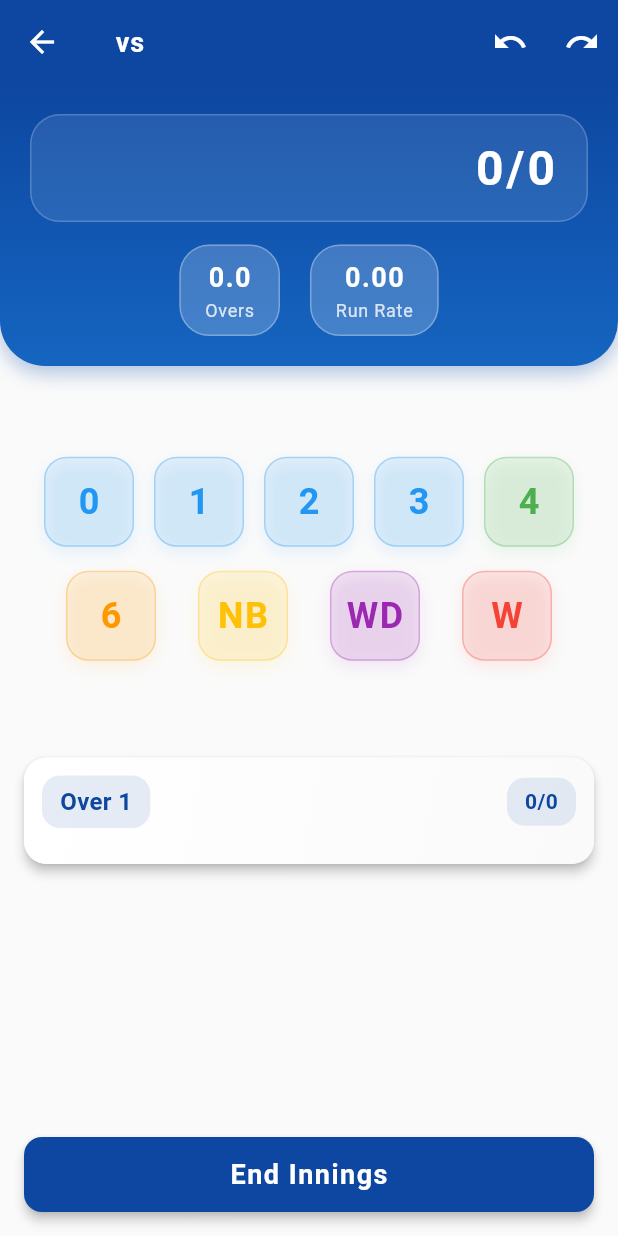
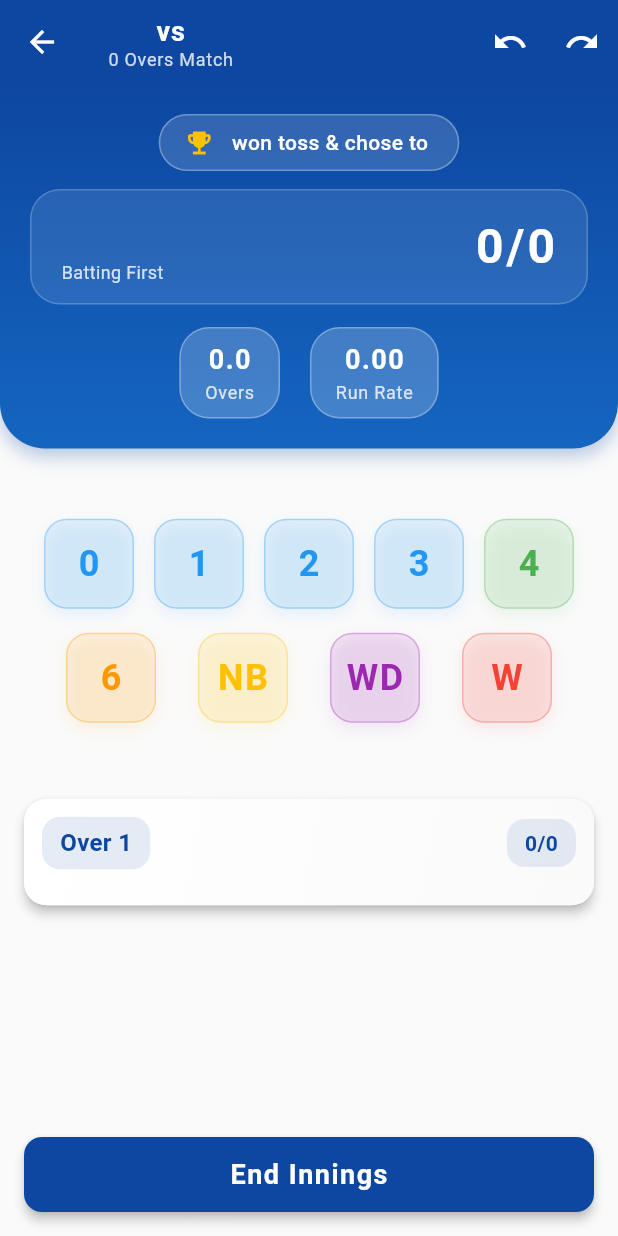
Before and after one commit to francefaraz/gully-score, a Flutter app: the ScoringScreen screen opened directly with empty values, on a phone screen of 412 x 824 dp. Run offline on Flutter 3.47's test engine with Material 3 defaults, Android fonts, the phone set to English and light mode, and no system bars.

Commit message:
fixed second inning section

```diff
--- a/lib/screens/scoring_screen.dart
+++ b/lib/screens/scoring_screen.dart
@@ -57,7 +57,12 @@ class _ScoringScreenState extends State<ScoringScreen>
   }
 
   void addRun(int value) {
-    if (isInningsOver()) return;
+    if (isInningsOver()) {
+      if (widget.isSecondInnings) {
+        endInnings(); // Automatically end innings when target is reached
+      }
+      return;
+    }
     setState(() {
       runs += value;
       balls++;
@@ -66,11 +71,21 @@ class _ScoringScreenState extends State<ScoringScreen>
       overSummary.last.add('$value');
       if (balls % 6 == 0 && !isInningsOver()) overSummary.add([]);
       _playAnimation();
+
+      // Check if target is reached after adding runs
+      if (widget.isSecondInnings && isInningsOver()) {
+        endInnings();
+      }
     });
   }
 
   void addWicket() {
-    if (isInningsOver()) return;
+    if (isInningsOver()) {
+      if (widget.isSecondInnings) {
+        endInnings(); // Automatically end innings when all wickets are lost
+      }
+      return;
+    }
     setState(() {
       wickets++;
       balls++;
@@ -79,11 +94,21 @@ class _ScoringScreenState extends State<ScoringScreen>
       overSummary.last.add('W');
       if (balls % 6 == 0 && !isInningsOver()) overSummary.add([]);
       _playAnimation();
+
+      // Check if all wickets are lost
+      if (widget.isSecondInnings && isInningsOver()) {
+        endInnings();
+      }
     });
   }
 
   void addExtra(String type) {
-    if (isInningsOver()) return;
+    if (isInningsOver()) {
+      if (widget.isSecondInnings) {
+        endInnings(); // Automatically end innings when target is reached
+      }
+      return;
+    }
     int value =
         (type == 'wide' && widget.matchData.wideGivesRun) ||
             (type == 'noball' && widget.matchData.noBallGivesRun)
@@ -95,6 +120,11 @@ class _ScoringScreenState extends State<ScoringScreen>
       redoStack.clear();
       overSummary.last.add(type == 'wide' ? 'WD' : 'NB');
       _playAnimation();
+
+      // Check if target is reached after adding extra
+      if (widget.isSecondInnings && isInningsOver()) {
+        endInnings();
+      }
     });
   }
 
@@ -153,6 +183,11 @@ class _ScoringScreenState extends State<ScoringScreen>
   }
 
   bool isInningsOver() {
+    if (widget.isSecondInnings) {
+      // Check if target is reached
+      int targetScore = (widget.firstInningsScore ?? 0) + 1;
+      if (runs >= targetScore) return true;
+    }
     return balls >= widget.matchData.overs * 6 || wickets >= 10;
   }
 
@@ -274,6 +309,63 @@ class _ScoringScreenState extends State<ScoringScreen>
         },
       );
     } else {
+      // Show match result dialog before going to summary
+      showDialog(
+        context: context,
+        barrierDismissible: false,
+        builder: (BuildContext context) {
+          String result;
+          if (runs > (widget.firstInningsScore ?? 0)) {
+            result = '${widget.matchData.teamB} won by ${10 - wickets} wickets';
+          } else if (runs < (widget.firstInningsScore ?? 0)) {
+            result =
+                '${widget.matchData.teamA} won by ${(widget.firstInningsScore ?? 0) - runs} runs';
+          } else {
+            result = 'Match tied!';
+          }
+
+          return AlertDialog(
+            shape: RoundedRectangleBorder(
+              borderRadius: BorderRadius.circular(20),
+            ),
+            title: const Text(
+              'Match Complete!',
+              style: TextStyle(fontWeight: FontWeight.bold, color: Colors.blue),
+            ),
+            content: Column(
+              mainAxisSize: MainAxisSize.min,
+              crossAxisAlignment: CrossAxisAlignment.start,
+              children: [
+                Container(
+                  padding: const EdgeInsets.all(12),
+                  decoration: BoxDecoration(
+                    color: Colors.blue.withOpacity(0.1),
+                    borderRadius: BorderRadius.circular(12),
+                  ),
+                  child: Text(
+                    result,
+                    style: const TextStyle(
+                      fontSize: 18,
+                      fontWeight: FontWeight.bold,
+                      color: Colors.blue,
+                    ),
+                  ),
+                ),
+                const SizedBox(height: 16),
+                Text(
+                  '${widget.matchData.teamA}: ${widget.firstInningsScore ?? 0}/${widget.firstInningsWickets ?? 0}',
+                  style: const TextStyle(fontSize: 16),
+                ),
+                Text(
+                  '${widget.matchData.teamB}: $runs/$wickets',
+                  style: const TextStyle(fontSize: 16),
+                ),
+              ],
+            ),
+            actions: [
+              TextButton(
+                onPressed: () {
+                  Navigator.of(context).pop();
                   Navigator.pushReplacement(
                     context,
                     MaterialPageRoute(
@@ -290,14 +382,45 @@ class _ScoringScreenState extends State<ScoringScreen>
                       ),
                     ),
                   );
+                },
+                child: const Text(
+                  'View Match Summary',
+                  style: TextStyle(fontSize: 16, fontWeight: FontWeight.bold),
+                ),
+              ),
+            ],
+          );
+        },
+      );
     }
   }
 
   @override
   Widget build(BuildContext context) {
-    String battingTeam = widget.isSecondInnings
+    // Determine batting team based on toss winner and decision
+    String battingTeam;
+    if (!widget.isSecondInnings) {
+      // First innings: If toss winner chose to bat, they bat first
+      if (widget.matchData.tossWinner == widget.matchData.teamA) {
+        battingTeam = widget.matchData.tossDecision == 'Bat'
+            ? widget.matchData.teamA
+            : widget.matchData.teamB;
+      } else {
+        battingTeam = widget.matchData.tossDecision == 'Bat'
             ? widget.matchData.teamB
             : widget.matchData.teamA;
+      }
+    } else {
+      // Second innings: The other team bats
+      battingTeam = widget.matchData.tossWinner == widget.matchData.teamA
+          ? (widget.matchData.tossDecision == 'Bat'
+                ? widget.matchData.teamB
+                : widget.matchData.teamA)
+          : (widget.matchData.tossDecision == 'Bat'
+                ? widget.matchData.teamA
+                : widget.matchData.teamB);
+    }
+
     int targetScore = widget.isSecondInnings
         ? (widget.firstInningsScore ?? 0) + 1
         : 0;
@@ -309,7 +432,9 @@ class _ScoringScreenState extends State<ScoringScreen>
       appBar: AppBar(
         backgroundColor: Colors.blue[900],
         elevation: 0,
-        title: Text(
+        title: Column(
+          children: [
+            Text(
               "${widget.matchData.teamA} vs ${widget.matchData.teamB}",
               style: const TextStyle(
                 color: Colors.white,
@@ -317,6 +442,16 @@ class _ScoringScreenState extends State<ScoringScreen>
                 fontSize: 18,
                 letterSpacing: 0.5,
               ),
+            ),
+            Text(
+              "${widget.matchData.overs} Overs Match",
+              style: TextStyle(
+                color: Colors.white.withOpacity(0.8),
+                fontSize: 12,
+                letterSpacing: 0.5,
+              ),
+            ),
+          ],
         ),
         iconTheme: const IconThemeData(color: Colors.white),
         actions: [
@@ -356,6 +491,42 @@ class _ScoringScreenState extends State<ScoringScreen>
             ),
             child: Column(
               children: [
+                if (!widget.isSecondInnings) ...[
+                  Container(
+                    padding: const EdgeInsets.symmetric(
+                      horizontal: 16,
+                      vertical: 8,
+                    ),
+                    decoration: BoxDecoration(
+                      color: Colors.white.withOpacity(0.15),
+                      borderRadius: BorderRadius.circular(20),
+                      border: Border.all(
+                        color: Colors.white.withOpacity(0.3),
+                        width: 1,
+                      ),
+                    ),
+                    child: Row(
+                      mainAxisSize: MainAxisSize.min,
+                      children: [
+                        const Icon(
+                          Icons.emoji_events,
+                          color: Colors.amber,
+                          size: 20,
+                        ),
+                        const SizedBox(width: 8),
+                        Text(
+                          '${widget.matchData.tossWinner} won toss & chose to ${widget.matchData.tossDecision.toLowerCase()}',
+                          style: const TextStyle(
+                            color: Colors.white,
+                            fontSize: 14,
+                            fontWeight: FontWeight.w500,
+                          ),
+                        ),
+                      ],
+                    ),
+                  ),
+                  const SizedBox(height: 12),
+                ],
                 Container(
                   padding: const EdgeInsets.symmetric(
                     horizontal: 20,
@@ -372,6 +543,9 @@ class _ScoringScreenState extends State<ScoringScreen>
                   child: Row(
                     mainAxisAlignment: MainAxisAlignment.spaceBetween,
                     children: [
+                      Column(
+                        crossAxisAlignment: CrossAxisAlignment.start,
+                        children: [
                           Text(
                             battingTeam,
                             style: const TextStyle(
@@ -380,6 +554,16 @@ class _ScoringScreenState extends State<ScoringScreen>
                               fontWeight: FontWeight.bold,
                               letterSpacing: 1.2,
                             ),
+                          ),
+                          if (!widget.isSecondInnings)
+                            Text(
+                              '${widget.isSecondInnings ? "Chasing" : "Batting"} First',
+                              style: TextStyle(
+                                color: Colors.white.withOpacity(0.8),
+                                fontSize: 12,
+                              ),
+                            ),
+                        ],
                       ),
                       ScaleTransition(
                         scale: _scaleAnimation,
@@ -396,120 +580,6 @@ class _ScoringScreenState extends State<ScoringScreen>
                     ],
                   ),
                 ),
-                if (widget.isSecondInnings) ...[
-                  const SizedBox(height: 12),
-                  Container(
-                    padding: const EdgeInsets.symmetric(
-                      horizontal: 20,
-                      vertical: 12,
-                    ),
-                    decoration: BoxDecoration(
-                      color: Colors.white.withOpacity(0.15),
-                      borderRadius: BorderRadius.circular(20),
-                      border: Border.all(
-                        color: Colors.white.withOpacity(0.3),
-                        width: 1,
-                      ),
-                    ),
-                    child: Row(
-                      mainAxisAlignment: MainAxisAlignment.spaceBetween,
-                      children: [
-                        Row(
-                          children: [
-                            const Icon(
-                              Icons.flag,
-                              color: Colors.white,
-                              size: 20,
-                            ),
-                            const SizedBox(width: 8),
-                            Text(
-                              'Target: $targetScore',
-                              style: const TextStyle(
-                                color: Colors.white,
-                                fontSize: 18,
-                                fontWeight: FontWeight.bold,
-                              ),
-                            ),
-                          ],
-                        ),
-                        Row(
-                          children: [
-                            const Icon(
-                              Icons.timer,
-                              color: Colors.white,
-                              size: 20,
-                            ),
-                            const SizedBox(width: 8),
-                            Text(
-                              '$remainingBalls balls left',
-                              style: const TextStyle(
-                                color: Colors.white,
-                                fontSize: 18,
-                                fontWeight: FontWeight.bold,
-                              ),
-                            ),
-                          ],
-                        ),
-                      ],
-                    ),
-                  ),
-                  const SizedBox(height: 12),
-                  Container(
-                    padding: const EdgeInsets.symmetric(
-                      horizontal: 20,
-                      vertical: 12,
-                    ),
-                    decoration: BoxDecoration(
-                      color: Colors.white.withOpacity(0.15),
-                      borderRadius: BorderRadius.circular(20),
-                      border: Border.all(
-                        color: Colors.white.withOpacity(0.3),
-                        width: 1,
-                      ),
-                    ),
-                    child: Row(
-                      mainAxisAlignment: MainAxisAlignment.spaceBetween,
-                      children: [
-                        Row(
-                          children: [
-                            const Icon(
-                              Icons.sports_cricket,
-                              color: Colors.white,
-                              size: 20,
-                            ),
-                            const SizedBox(width: 8),
-                            Text(
-                              'Need ${runsNeeded} runs',
-                              style: const TextStyle(
-                                color: Colors.white,
-                                fontSize: 18,
-                                fontWeight: FontWeight.bold,
-                              ),
-                            ),
-                          ],
-                        ),
-                        Row(
-                          children: [
-                            const Icon(
-                              Icons.speed,
-                              color: Colors.white,
-                              size: 20,
-                            ),
-                            const SizedBox(width: 8),
-                            Text(
-                              'RRR: ${requiredRunRate}',
-                              style: const TextStyle(
-                                color: Colors.white,
-                                fontSize: 18,
-                                fontWeight: FontWeight.bold,
-                              ),
-                            ),
-                          ],
-                        ),
-                      ],
-                    ),
-                  ),
-                ],
                 const SizedBox(height: 15),
                 Row(
                   mainAxisAlignment: MainAxisAlignment.center,
@@ -520,8 +590,23 @@ class _ScoringScreenState extends State<ScoringScreen>
                       (runs / (balls / 6 + 0.0001)).toStringAsFixed(2),
                       "Run Rate",
                     ),
+                    if (widget.isSecondInnings) ...[
+                      const SizedBox(width: 20),
+                      _buildStatChip(targetScore.toString(), "Target"),
+                    ],
                   ],
                 ),
+                if (widget.isSecondInnings) ...[
+                  const SizedBox(height: 15),
+                  Row(
+                    mainAxisAlignment: MainAxisAlignment.center,
+                    children: [
+                      _buildStatChip(runsNeeded, "Need"),
+                      const SizedBox(width: 20),
+                      _buildStatChip(ballsLeftDisplay, "Balls Left"),
+                    ],
+                  ),
+                ],
               ],
             ),
           ),
```
Lines whose indentation alone changed are shown as unchanged.
